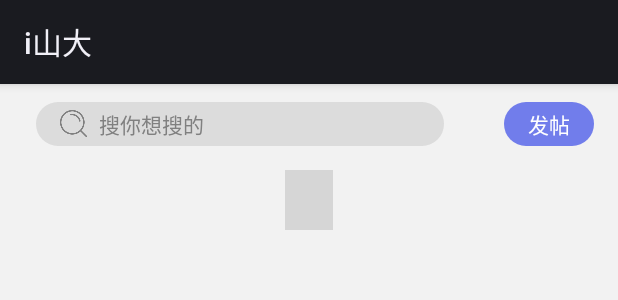
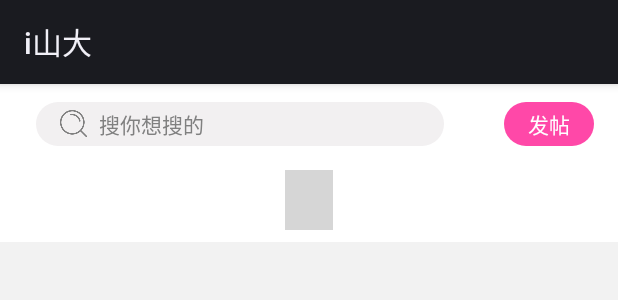
Before and after one commit to Grapedge/isdu-app, an Android app: the layout fragment_home.xml on its own in the app's theme, with its tools: preview values and no code run, on a phone screen of 412 x 824 dp. Shown: the top 300 px of the screen. Run offline under Robolectric (Android 15) with nearby library versions, the phone set to English and light mode, and no system bars; plain views replace MagicIndicator; grey boxes are pictures that could not be loaded.

Commit message:
modify color and icon

```diff
--- a/app/src/main/java/cn/edu/sdu/online/isdu/ui/fragments/main/HomeFragment.kt
+++ b/app/src/main/java/cn/edu/sdu/online/isdu/ui/fragments/main/HomeFragment.kt
@@ -113,7 +113,7 @@ class HomeFragment : LazyLoadFragment(), Serializable, View.OnClickListener {
             override fun getTitleView(p0: Context?, p1: Int): IPagerTitleView {
                 val simplePagerTitleView = ColorTransitionPagerTitleView(p0!!)
                 simplePagerTitleView.normalColor = 0xFF808080.toInt()
-                simplePagerTitleView.selectedColor = 0xFF131313.toInt()
+                simplePagerTitleView.selectedColor = 0xFFFF9F24.toInt()
 //                simplePagerTitleView.normalColor = 0xFF808080.toInt()
 //                simplePagerTitleView.selectedColor = 0xFFFFFFFF.toInt()
                 simplePagerTitleView.text = mDataList[p1]
@@ -128,7 +128,7 @@ class HomeFragment : LazyLoadFragment(), Serializable, View.OnClickListener {
                 val linePagerIndicator = LinePagerIndicator(p0)
                 linePagerIndicator.mode = LinePagerIndicator.MODE_WRAP_CONTENT
                 linePagerIndicator.lineWidth = UIUtil.dip2px(context, 10.0).toFloat()
-                linePagerIndicator.setColors(0xFF717DEB.toInt())
+                linePagerIndicator.setColors(0xFFFF9F24.toInt())
 //                linePagerIndicator.setColors(0xFFFFFFFF.toInt())
                 return linePagerIndicator
             }
--- a/app/src/main/res/drawable/grey_rect.xml
+++ b/app/src/main/res/drawable/grey_rect.xml
@@ -1,5 +1,5 @@
 <?xml version="1.0" encoding="utf-8"?>
 <shape xmlns:android="http://schemas.android.com/apk/res/android">
-    <solid android:color="#dcdcdc" />
+    <solid android:color="@color/colorSearchBackground" />
     <corners android:radius="16dp" />
 </shape>
--- a/app/src/main/res/drawable/purple_dark_rect.xml
+++ b/app/src/main/res/drawable/purple_dark_rect.xml
@@ -1,5 +1,5 @@
 <?xml version="1.0" encoding="utf-8"?>
 <shape xmlns:android="http://schemas.android.com/apk/res/android">
-    <solid android:color="#4e5cd4" />
+    <solid android:color="@color/colorRedDark" />
     <corners android:radius="16dp" />
 </shape>
--- a/app/src/main/res/drawable/purple_rect.xml
+++ b/app/src/main/res/drawable/purple_rect.xml
@@ -1,5 +1,5 @@
 <?xml version="1.0" encoding="utf-8"?>
 <shape xmlns:android="http://schemas.android.com/apk/res/android">
-    <solid android:color="@color/colorPurpleDark" />
+    <solid android:color="@color/colorRedNormal" />
     <corners android:radius="16dp" />
 </shape>
--- a/app/src/main/res/layout/fragment_home.xml
+++ b/app/src/main/res/layout/fragment_home.xml
@@ -15,7 +15,8 @@
         <LinearLayout
             android:layout_width="match_parent"
             android:layout_height="wrap_content"
-            android:orientation="vertical">
+            android:orientation="vertical"
+            android:background="@color/colorWhite">
 
             <!--提问和搜索-->
             <LinearLayout
--- a/app/src/main/res/layout/fragment_home_confession.xml
+++ b/app/src/main/res/layout/fragment_home_confession.xml
@@ -11,7 +11,8 @@
         android:layout_width="match_parent"
         android:layout_height="match_parent"
         app:header="@layout/load_layout"
-        app:footer="@layout/load_layout">
+        app:footer="@layout/load_layout"
+        android:layout_marginTop="16dp">
 
         <android.support.v7.widget.RecyclerView
             android:id="@+id/recycler_view"
--- a/app/src/main/res/values/colors.xml
+++ b/app/src/main/res/values/colors.xml
@@ -12,6 +12,8 @@
     <color name="colorPurpleDark">#717DEB</color>
     <!--浅紫色-->
     <color name="colorPurpleFade">#A6AAE9</color>
+    <!--视觉橙-->
+    <color name="colorOrange">#ff9f24</color>
     <!--提示红-->
     <color name="colorRed">#e95461</color>
     <!--一级文本颜色-->
@@ -25,6 +27,10 @@
     <color name="colorButtonPressed">#ececec</color>
 
     <color name="colorSeparateLine">#F2F2F2</color>
+    <color name="colorRedNormal">#ff48a8</color>
+    <!--视觉提供的颜色-->
+    <color name="colorRedDark">#fe329d</color>
+    <color name="colorSearchBackground">#f2f0f1</color>
 
     <color name="black_overlay">#66000000</color>
 </resources>
```
Also changed, not shown: app/src/main/java/cn/edu/sdu/online/isdu/ui/activity/MainActivity.kt (+3 -4 lines), app/src/main/res/drawable/copy_back.png (deleted), app/src/main/res/drawable/copy_selected.png (deleted), app/src/main/res/drawable/home_selected.png, app/src/main/res/drawable/live_back.png (added), app/src/main/res/drawable/live_selected.png (added), app/src/main/res/drawable/me_selected.png, app/src/main/res/drawable/news_selected.png.
